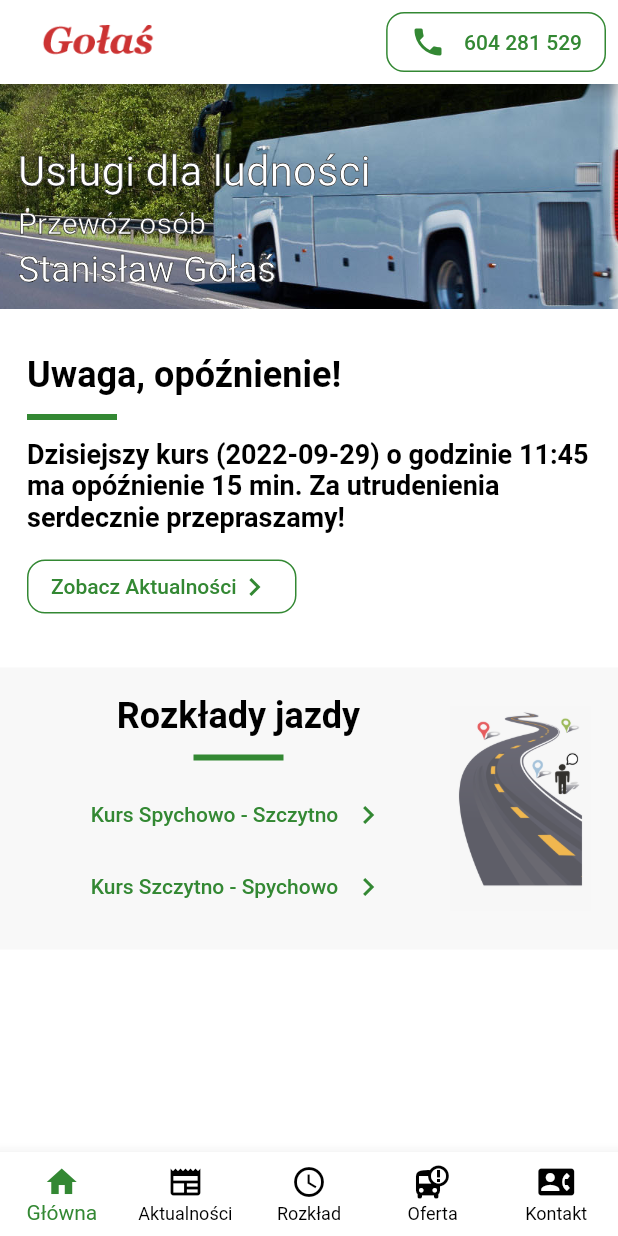
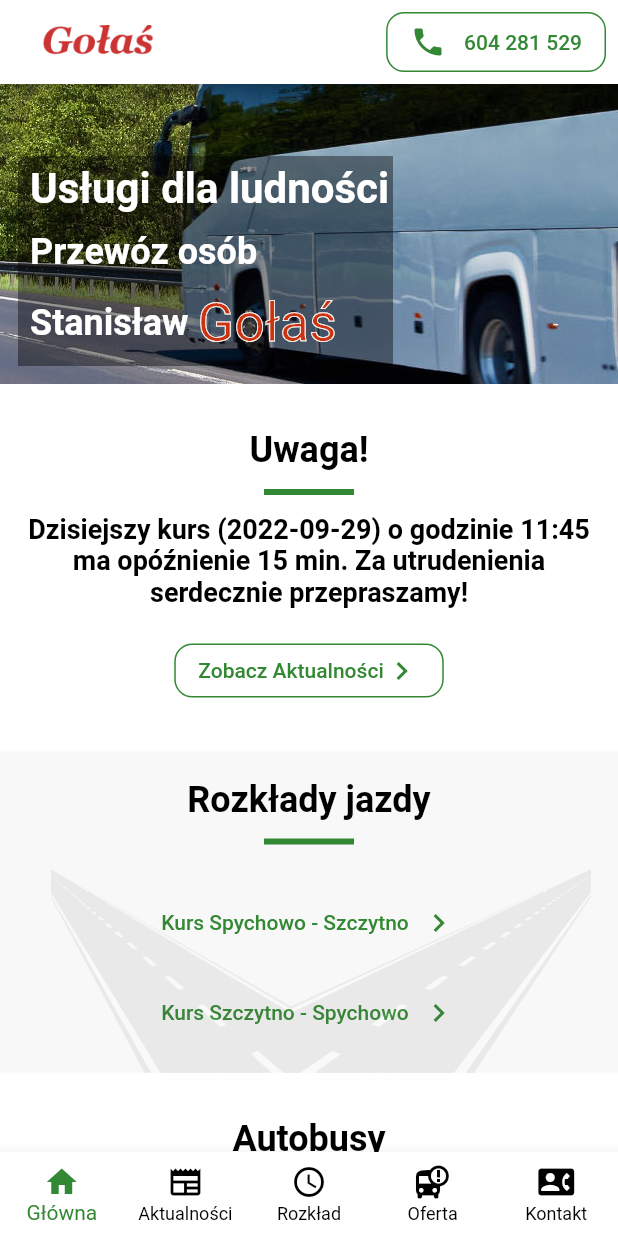
Before and after one commit to krzysiekdz/flutterlearn, a Flutter app: the screen it shows after launch, on a phone screen of 412 x 824 dp. Run offline on Flutter 3.47's test engine with Material 2 defaults, Android fonts, the phone set to English and light mode, and no system bars; our stand-ins replace url_strategy.

Commit message:
working on home page - main slide and home schedule

```diff
--- a/lib/bus_app/config/app_config.dart
+++ b/lib/bus_app/config/app_config.dart
@@ -8,6 +8,8 @@ class AppConfig {
   static const String path_logo = '${path_base}logo.png';
   static const String path_slider = '${path_base}slider.jpg';
   static const String path_road = '${path_base}road.png';
+  static const String path_road_2 = '${path_base}road2.png';
+  static const String path_road_3 = '${path_base}road3.png';
 
   static const String a1 = '${path_base}a1.jpg';
   static const String a2 = '${path_base}a2.jpg';
--- a/lib/bus_app/services/car_service.dart
+++ b/lib/bus_app/services/car_service.dart
@@ -11,7 +11,8 @@ class CarServiceSample extends CarService {
   @override
   Future<List<Car>> getCars()  {
     List<Car> cars = [ CarData.car1, CarData.car2, CarData.car3 ];
-    return Future.delayed( const Duration(seconds: 1) , () => cars );
+    return Future.value(cars);
+//    return Future.delayed( const Duration(seconds: 1) , () => cars );
   }
 }
 
--- a/lib/bus_app/services/schedule_service.dart
+++ b/lib/bus_app/services/schedule_service.dart
@@ -22,6 +22,7 @@ class ScheduleService {
       String s = '';
       if( url == UrlNames.scheduleSzczSpy ) { s = nameSzczSpy; }
       else if( url == UrlNames.scheduleSpySzcz) { s = nameSpySzcz; }
+      else if( url == UrlNames.schedule) { s = nameSpySzcz; }
       return s;
     }
   }
--- a/lib/bus_app/styles/custom_colors.dart
+++ b/lib/bus_app/styles/custom_colors.dart
@@ -3,6 +3,7 @@ import 'dart:ui';
 class CustomColors {
 
 //  static const Color primary = Color(0xFFcc3311);
+  static const Color red = Color(0xFFcc3311);
   static const Color lightRed = Color(0x22dd8888);
   static const Color lightRed2 = Color(0x88dd8888);
 //  static const Color primary = Color(0xFF3388cc);
@@ -12,5 +13,6 @@ class CustomColors {
   static const Color darken = Color(0xFF242B2B);
   static const Color greyLight = Color(0xFFF8F8F8);
   static const Color greyLight2 = Color(0x88aaaaaa);
+  static const Color white = Color(0xFFffffff);
 
 }
--- a/lib/bus_app/ui/page/contact/Contact.dart
+++ b/lib/bus_app/ui/page/contact/Contact.dart
@@ -2,7 +2,7 @@ import 'package:flutter/material.dart';
 import 'package:flutterlearn/bus_app/styles/style_utils.dart';
 import 'package:flutterlearn/bus_app/ui/core/web_page.dart';
 import 'package:flutterlearn/bus_app/ui/widgets/misc.dart';
-import 'package:flutterlearn/core/Functions.dart';
+import 'package:flutterlearn/core/widgets.dart';
 import '../../widgets/header.dart';
 
 
--- a/lib/bus_app/ui/page/home/Home_SM.dart
+++ b/lib/bus_app/ui/page/home/Home_SM.dart
@@ -1,9 +1,10 @@
 import 'package:flutter/material.dart';
 import 'package:flutterlearn/bus_app/ui/core/web_page.dart';
 import 'package:flutterlearn/bus_app/ui/page/home/home_news.dart';
+import 'package:flutterlearn/bus_app/ui/page/home/home_offer.dart';
 import 'package:flutterlearn/bus_app/ui/page/home/home_schedule.dart';
 import 'package:flutterlearn/bus_app/ui/page/home/home_slider.dart';
-import 'package:flutterlearn/core/Functions.dart';
+import 'package:flutterlearn/core/widgets.dart';
 
 
 class Home_SM extends WebPage {
@@ -23,6 +24,9 @@ class Home_SM extends WebPage {
           gap(),
 
           HomeSchedule(),
+          gap(),
+
+          HomeOffer(),
         ],
       ),
     );
--- a/lib/bus_app/ui/page/home/home_news.dart
+++ b/lib/bus_app/ui/page/home/home_news.dart
@@ -4,7 +4,7 @@ import 'package:flutterlearn/bus_app/config/routes.dart';
 import 'package:flutterlearn/bus_app/services/routes/AppRouter.dart';
 import 'package:flutterlearn/bus_app/styles/style_utils.dart';
 import 'package:flutterlearn/bus_app/ui/widgets/misc.dart';
-import 'package:flutterlearn/core/Functions.dart';
+import 'package:flutterlearn/core/widgets.dart';
 
 class HomeNews extends StatelessWidget {
 
@@ -14,15 +14,15 @@ class HomeNews extends StatelessWidget {
       width: double.infinity,
       padding:   const EdgeInsets.all(CustomStyles.padding),
       child: Column(
-        crossAxisAlignment: CrossAxisAlignment.start,
+        crossAxisAlignment: CrossAxisAlignment.center,
         children: [
-          Text('Uwaga, opóźnienie!', style: header2(),),
+          Text('Uwaga!', style: header2(),),
           linePrimary(),
           const Text('Dzisiejszy kurs (2022-09-29) o godzinie 11:45 ma opóźnienie 15 min. Za utrudenienia serdecznie przepraszamy!',
-            style:  TextStyle(fontSize: CustomStyles.fsNormal, fontWeight: FontWeight.bold),),
-          gap(),
+            style:  TextStyle(fontSize: CustomStyles.fsNormal, fontWeight: FontWeight.bold), textAlign: TextAlign.center,),
+          gap(h:18),
           Row(
-            mainAxisAlignment: MainAxisAlignment.start,
+            mainAxisAlignment: MainAxisAlignment.center,
             children: [
               OutlinedButton(onPressed: (){ AppRouter().setUrl(UrlNames.news); }, child: Row(
                 children: const [
--- /dev/null
+++ b/lib/bus_app/ui/page/home/home_offer.dart
@@ -0,0 +1,20 @@
+import 'package:flutter/material.dart';
+import 'package:flutterlearn/bus_app/styles/style_utils.dart';
+import 'package:flutterlearn/bus_app/ui/widgets/misc.dart';
+import 'package:flutterlearn/styles/Styles.dart';
+
+class HomeOffer extends StatelessWidget {
+  @override
+  Widget build(BuildContext context) {
+    return Container(
+      width: double.infinity,
+      padding:   const EdgeInsets.all(CustomStyles.padding),
+      child: Column(
+        children: [
+          Text('Autobusy', style: header2(),),
+          linePrimary(),
+        ],
+      ),
+    );
+  }
+}
--- a/lib/bus_app/ui/page/home/home_schedule.dart
+++ b/lib/bus_app/ui/page/home/home_schedule.dart
@@ -5,33 +5,68 @@ import 'package:flutterlearn/bus_app/services/routes/AppRouter.dart';
 import 'package:flutterlearn/bus_app/styles/custom_colors.dart';
 import 'package:flutterlearn/bus_app/styles/style_utils.dart';
 import 'package:flutterlearn/bus_app/ui/widgets/misc.dart';
+import 'package:flutterlearn/core/widgets.dart';
+import 'package:flutterlearn/styles/Styles.dart';
+
+import 'dart:math' as math;
 
 class HomeSchedule extends StatelessWidget {
 
   @override
   Widget build(BuildContext context) {
     return Container(
-      padding: const EdgeInsets.all(CustomStyles.padding),
+      padding: const EdgeInsets.only(top: CustomStyles.padding, left: CustomStyles.padding, right: CustomStyles.padding),
       width: double.infinity,
       decoration: const BoxDecoration(
         color: CustomColors.greyLight,
       ),
-      child: Row(
-        mainAxisAlignment: MainAxisAlignment.spaceBetween,
+      child: Column(
         children: [
-          Expanded(
-            flex: 3,
-            child: Column(
-              crossAxisAlignment: CrossAxisAlignment.center,
+          Text('Rozkłady jazdy', style: header2(),),
+          linePrimary(),
+
+          Container(
+//            decoration: blackBorder(),
+            height: 140,
+            child: Stack(
               children: [
-                Text('Rozkłady jazdy', style: header2(),),
-                linePrimary(),
-                TextButton.icon(onPressed: (){ AppRouter().setUrl(UrlNames.scheduleSpySzcz); } , icon: const Text('Kurs Spychowo - Szczytno'), label:  const Icon(Icons.keyboard_arrow_right),),
-                TextButton.icon(onPressed: (){ AppRouter().setUrl(UrlNames.scheduleSzczSpy); } , icon: const Text('Kurs Szczytno - Spychowo'), label:  const Icon(Icons.keyboard_arrow_right),),
+
+                Align(
+                  alignment: Alignment.center,
+                  child: Column(
+                    mainAxisAlignment: MainAxisAlignment.center,
+                    children: [
+                      TextButton.icon(onPressed: (){ AppRouter().setUrl(UrlNames.scheduleSpySzcz); } , icon: const Text('Kurs Spychowo - Szczytno'), label:  const Icon(Icons.keyboard_arrow_right),),
+                      gap(),
+                      TextButton.icon(onPressed: (){ AppRouter().setUrl(UrlNames.scheduleSzczSpy); } , icon: const Text('Kurs Szczytno - Spychowo'), label:  const Icon(Icons.keyboard_arrow_right),),
+                    ],
+                  ),
+                ),
+
+                Align(alignment: Alignment.bottomRight, child: Opacity(opacity: 0.1, child: Transform(transform: Matrix4.rotationY(2.5), child: Image.asset(AppConfig.path_road_2, )))),
+
+                Align(alignment: Alignment.bottomRight, child: Opacity(opacity: 0.1, child: Image.asset(AppConfig.path_road_2, ))),
               ],
             ),
-          ),
-          Expanded(flex: 1, child: Image.asset(AppConfig.path_road,  ),  )
+          )
+
+//          Row(
+//              mainAxisAlignment: MainAxisAlignment.spaceBetween,
+//              children: [
+//                Expanded(
+//                  flex: 3,
+//                  child: Column(
+//                    crossAxisAlignment: CrossAxisAlignment.center,
+//                    children: [
+//                      TextButton.icon(onPressed: (){ AppRouter().setUrl(UrlNames.scheduleSpySzcz); } , icon: const Text('Kurs Spychowo - Szczytno'), label:  const Icon(Icons.keyboard_arrow_right),),
+//                      gap(),
+//                      TextButton.icon(onPressed: (){ AppRouter().setUrl(UrlNames.scheduleSzczSpy); } , icon: const Text('Kurs Szczytno - Spychowo'), label:  const Icon(Icons.keyboard_arrow_right),),
+//                    ],
+//                  ),
+//                ),
+//                Expanded(flex: 1, child: Opacity(opacity: 0.1, child: Image.asset(AppConfig.path_road, height: 150,)),  )
+//              ]
+//          ),
         ]
       ),
     );
--- a/lib/bus_app/ui/page/home/home_slider.dart
+++ b/lib/bus_app/ui/page/home/home_slider.dart
@@ -1,13 +1,16 @@
 import 'package:flutter/material.dart';
 import 'package:flutterlearn/bus_app/config/app_config.dart';
-import 'package:flutterlearn/core/Functions.dart';
+import 'package:flutterlearn/bus_app/styles/custom_colors.dart';
+import 'package:flutterlearn/bus_app/styles/style_utils.dart';
+import 'package:flutterlearn/core/widgets.dart';
+import 'package:flutterlearn/styles/Styles.dart';
 
 class HomeSlider extends StatelessWidget {
 
    @override
   Widget build(BuildContext context) {
      return Container(
-       height: 150,
+       height: 200,
        width: double.infinity,
        padding: const EdgeInsets.all(12),
        decoration: BoxDecoration(
@@ -16,17 +19,47 @@ class HomeSlider extends StatelessWidget {
            fit: BoxFit.fitHeight
          )
        ),
-       child: Column(
-         mainAxisAlignment: MainAxisAlignment.end,
-         crossAxisAlignment: CrossAxisAlignment.start,
+       child: Stack(
          children: [
-           textStroke(text: 'Usługi dla ludności', fillColor: Colors.white, strokeColor: Colors.black, strokeWidth: 0.5, fontSize: 28),
-           gap(h:6),
-           textStroke(text: 'Przewóz osób', fillColor: Colors.white, strokeColor: Colors.black, strokeWidth: 0.5, fontSize: 20),
-           gap(h:6),
-           textStroke(text: 'Stanisław Gołaś', fillColor: Colors.white, strokeColor: Colors.black, strokeWidth: 0.5, fontSize: 24),
+
+           Align(alignment: Alignment.bottomLeft, child: Opacity(opacity: 0.4, child: Container(width: 250, height: 140, decoration: BoxDecoration(color: Colors.black),))),
+
+           Padding(
+             padding: const EdgeInsets.only(left: 8, bottom: 8),
+             child: Column(
+               mainAxisAlignment: MainAxisAlignment.end,
+               crossAxisAlignment: CrossAxisAlignment.start,
+               children: [
+                 Text('Usługi dla ludności', style: header().copyWith(color: CustomColors.white),),
+                 gap(),
+                 Text('Przewóz osób', style: header2().copyWith(color: CustomColors.white),),
+                 gap(),
+                 Row( children: [
+                   Text('Stanisław ', style: header2().copyWith(color: CustomColors.white),),
+                   textStroke(text: 'Gołaś', fillColor: CustomColors.red, strokeColor: CustomColors.white, strokeWidth: 0.5, fontSize: 36),
+//                   Text('Gołaś', style: header().copyWith(color: CustomColors.red),),
+                 ], )
+               ],
+             ),
+           ),
+
          ],
-       ),
+       )
+
+//       Column(
+//         mainAxisAlignment: MainAxisAlignment.center,
+//         crossAxisAlignment: CrossAxisAlignment.start,
+//         children: [
+//           textStroke(text: 'Usługi dla ludności', fillColor: Colors.white, strokeColor: Colors.black, strokeWidth: 0.5, fontSize: 24),
+////           Text('Usługi dla ludności', style: header().copyWith(color: CustomColors.red),),
+//           gap(h:6),
+////           Text('Przewóz osób', style: header2().copyWith(color: CustomColors.red),),
+//           textStroke(text: 'Przewóz osób', fillColor: Colors.white, strokeColor: Colors.black, strokeWidth: 0.5, fontSize: 24),
+//           gap(h:6),
+////           Text('Stanisław Gołaś', style: header2().copyWith(color: CustomColors.red),),
+//           textStroke(text: 'Stanisław Gołaś', fillColor: Colors.white, strokeColor: Colors.black, strokeWidth: 0.5, fontSize: 24),
+//         ],
+//       ),
      );
   }
 }
--- a/lib/bus_app/ui/page/offer/car_card.dart
+++ b/lib/bus_app/ui/page/offer/car_card.dart
@@ -3,7 +3,7 @@ import 'package:flutterlearn/bus_app/models/car.dart';
 import 'package:flutterlearn/bus_app/styles/style_utils.dart';
 import 'package:flutterlearn/bus_app/ui/widgets/image_preview.dart';
 import 'package:flutterlearn/bus_app/ui/widgets/slider.dart';
-import 'package:flutterlearn/core/Functions.dart';
+import 'package:flutterlearn/core/widgets.dart';
 
 
 class CarCard extends StatefulWidget {
--- a/lib/bus_app/ui/page/offer/offer_sm.dart
+++ b/lib/bus_app/ui/page/offer/offer_sm.dart
@@ -3,7 +3,7 @@ import 'package:flutterlearn/bus_app/models/car.dart';
 import 'package:flutterlearn/bus_app/styles/style_utils.dart';
 import 'package:flutterlearn/bus_app/ui/core/web_page.dart';
 import 'package:flutterlearn/bus_app/ui/page/offer/car_card.dart';
-import 'package:flutterlearn/core/Functions.dart';
+import 'package:flutterlearn/core/widgets.dart';
 import '../../widgets/header.dart';
 
 
--- a/lib/bus_app/ui/page/page_scaffold/PageScaffold_SM.dart
+++ b/lib/bus_app/ui/page/page_scaffold/PageScaffold_SM.dart
@@ -8,7 +8,7 @@ import 'package:flutterlearn/bus_app/services/routes/AppRouter.dart';
 import 'package:flutterlearn/bus_app/ui/core/web_page.dart';
 import 'package:flutterlearn/bus_app/utils/fun.dart';
 import 'package:flutterlearn/bus_app/utils/types.dart';
-import 'package:flutterlearn/core/Functions.dart';
+import 'package:flutterlearn/core/widgets.dart';
 
 /*
 * web widgets should be stateless?  all state is in url?
--- a/lib/bus_app/ui/page/schedule/schedule_select.dart
+++ b/lib/bus_app/ui/page/schedule/schedule_select.dart
@@ -5,7 +5,7 @@ import 'package:flutterlearn/bus_app/styles/custom_colors.dart';
 import 'package:flutterlearn/bus_app/ui/widgets/misc.dart';
 import '../../../services/schedule_service.dart';
 import 'package:flutterlearn/bus_app/styles/style_utils.dart';
-import 'package:flutterlearn/core/Functions.dart';
+import 'package:flutterlearn/core/widgets.dart';
 
 import '../../core/web_page.dart';
 
--- a/lib/learn_widgets/animate_physics.dart
+++ b/lib/learn_widgets/animate_physics.dart
@@ -2,7 +2,7 @@ import 'package:flutter/material.dart';
 import 'package:flutterlearn/core/ThemeHelper.dart';
 import 'package:provider/provider.dart';
 
-import '../core/Functions.dart';
+import '../core/widgets.dart';
 
 class PhysicsCardDemo extends StatelessWidget {
   const PhysicsCardDemo({Key? key}) : super(key: key);
--- a/lib/organizer_app/ui/initial/InitialView.dart
+++ b/lib/organizer_app/ui/initial/InitialView.dart
@@ -1,6 +1,6 @@
 import 'package:flutter/material.dart';
 
-import '../../../core/Functions.dart';
+import '../../../core/widgets.dart';
 import '../../../core/types.dart';
 import '../../utils/CommonViews.dart';
 
```
Also changed, not shown: lib/bus_app/todo.txt (+24 -25 lines), assets/images/bus_app/road2.png (added), assets/images/bus_app/road3.png (added), lib/core/widgets.dart (renamed from lib/core/Functions.dart).
